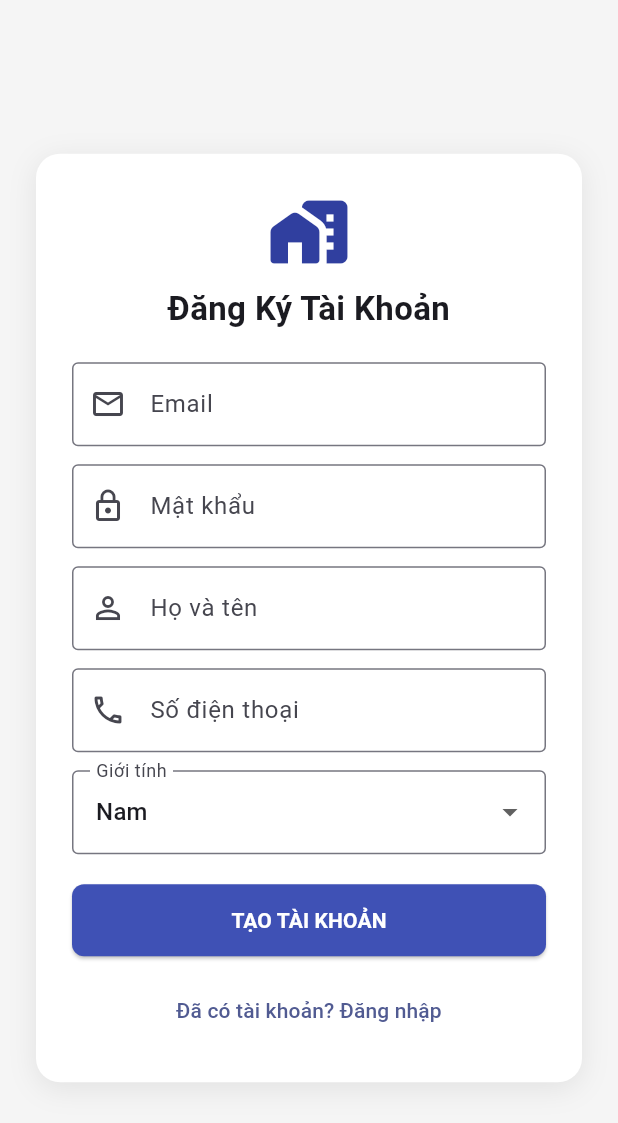
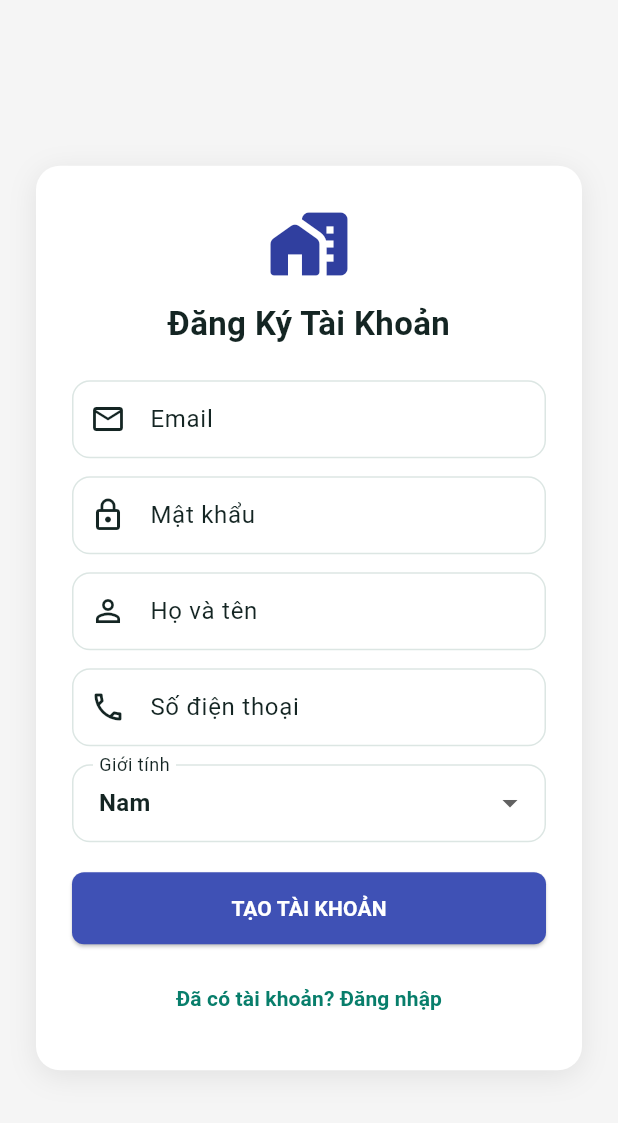
Before and after one commit to PHamHuy-23/Roomate-and-matching-app, a Flutter app: the screen it shows after launch, after a tap on "Chưa có tài khoản? Đăng ký ngay", on a phone screen of 412 x 824 dp. Shown: the top 1123 px of the screen. Run offline on Flutter 3.47's test engine with Material 3 defaults, Android fonts, the phone set to English and light mode, and no system bars; accounts and stored records are empty; network calls fail; Roboto replaces fonts that are missing (Be Vietnam Pro).

Commit message:
feat(ui): add Roommate Hub design handoff and theme

```diff
--- /dev/null
+++ b/docs/design-tokens/roommate-hub.tokens.json
@@ -0,0 +1,34 @@
+{
+  "$schema": "https://design-tokens.github.io/community-group/format/",
+  "color": {
+    "canvas": { "$type": "color", "$value": "#F5F8F7" },
+    "surface": { "$type": "color", "$value": "#FFFFFF" },
+    "text-primary": { "$type": "color", "$value": "#142523" },
+    "text-secondary": { "$type": "color", "$value": "#52625F" },
+    "border": { "$type": "color", "$value": "#DCE6E3" },
+    "primary": { "$type": "color", "$value": "#087E6B" },
+    "primary-soft": { "$type": "color", "$value": "#EAF8F5" },
+    "primary-soft-strong": { "$type": "color", "$value": "#CDEFE7" },
+    "accent": { "$type": "color", "$value": "#F36F56" },
+    "accent-soft": { "$type": "color", "$value": "#FFF1ED" },
+    "success": { "$type": "color", "$value": "#2E9C65" },
+    "warning": { "$type": "color", "$value": "#E99A21" },
+    "danger": { "$type": "color", "$value": "#D9485F" }
+  },
+  "spacing": {
+    "xs": { "$type": "dimension", "$value": "4px" },
+    "sm": { "$type": "dimension", "$value": "8px" },
+    "md": { "$type": "dimension", "$value": "12px" },
+    "lg": { "$type": "dimension", "$value": "16px" },
+    "xl": { "$type": "dimension", "$value": "24px" },
+    "2xl": { "$type": "dimension", "$value": "32px" },
+    "3xl": { "$type": "dimension", "$value": "48px" }
+  },
+  "radius": {
+    "sm": { "$type": "dimension", "$value": "8px" },
+    "md": { "$type": "dimension", "$value": "12px" },
+    "lg": { "$type": "dimension", "$value": "16px" },
+    "xl": { "$type": "dimension", "$value": "24px" },
+    "full": { "$type": "dimension", "$value": "999px" }
+  }
+}
--- a/frontend/lib/main.dart
+++ b/frontend/lib/main.dart
@@ -4,6 +4,7 @@ import 'package:provider/provider.dart';
 import 'navigation/app_routes.dart';
 import 'services/api_service.dart';
 import 'state/auth_session.dart';
+import 'theme/roommate_hub_theme.dart';
 
 final GlobalKey<NavigatorState> appNavigatorKey = GlobalKey<NavigatorState>();
 final GlobalKey<ScaffoldMessengerState> appScaffoldMessengerKey =
@@ -35,10 +36,7 @@ class RoommateHubApp extends StatelessWidget {
         scaffoldMessengerKey: appScaffoldMessengerKey,
         title: 'Roommate Hub',
         debugShowCheckedModeBanner: false,
-        theme: ThemeData(
-          colorScheme: ColorScheme.fromSeed(seedColor: Colors.indigo),
-          useMaterial3: true,
-        ),
+        theme: RoommateHubTheme.light,
         initialRoute: AppRoutes.login,
         onGenerateRoute: AppRoutes.onGenerateRoute,
       ),
--- /dev/null
+++ b/frontend/lib/theme/roommate_hub_theme.dart
@@ -0,0 +1,175 @@
+import 'package:flutter/material.dart';
+
+abstract final class RoommateHubColors {
+  static const Color canvas = Color(0xFFF5F8F7);
+  static const Color surface = Color(0xFFFFFFFF);
+  static const Color ink = Color(0xFF142523);
+  static const Color textSecondary = Color(0xFF52625F);
+  static const Color border = Color(0xFFDCE6E3);
+  static const Color primary = Color(0xFF087E6B);
+  static const Color primaryContainer = Color(0xFFEAF8F5);
+  static const Color primaryContainerStrong = Color(0xFFCDEFE7);
+  static const Color accent = Color(0xFFF36F56);
+  static const Color accentContainer = Color(0xFFFFF1ED);
+  static const Color success = Color(0xFF2E9C65);
+  static const Color warning = Color(0xFFE99A21);
+  static const Color danger = Color(0xFFD9485F);
+}
+
+abstract final class RoommateHubSpacing {
+  static const double xs = 4;
+  static const double sm = 8;
+  static const double md = 12;
+  static const double lg = 16;
+  static const double xl = 24;
+  static const double xxl = 32;
+  static const double xxxl = 48;
+}
+
+abstract final class RoommateHubRadius {
+  static const double sm = 8;
+  static const double md = 12;
+  static const double lg = 16;
+  static const double xl = 24;
+  static const double full = 999;
+}
+
+abstract final class RoommateHubTheme {
+  static ThemeData get light {
+    const colorScheme = ColorScheme.light(
+      primary: RoommateHubColors.primary,
+      onPrimary: Colors.white,
+      primaryContainer: RoommateHubColors.primaryContainer,
+      onPrimaryContainer: RoommateHubColors.primary,
+      secondary: RoommateHubColors.accent,
+      onSecondary: Colors.white,
+      secondaryContainer: RoommateHubColors.accentContainer,
+      onSecondaryContainer: RoommateHubColors.danger,
+      error: RoommateHubColors.danger,
+      onError: Colors.white,
+      surface: RoommateHubColors.surface,
+      onSurface: RoommateHubColors.ink,
+      outline: RoommateHubColors.border,
+    );
+
+    const textTheme = TextTheme(
+      displaySmall: TextStyle(
+        fontSize: 32,
+        height: 1.25,
+        fontWeight: FontWeight.w700,
+        color: RoommateHubColors.ink,
+      ),
+      headlineSmall: TextStyle(
+        fontSize: 24,
+        height: 1.33,
+        fontWeight: FontWeight.w700,
+        color: RoommateHubColors.ink,
+      ),
+      titleLarge: TextStyle(
+        fontSize: 20,
+        height: 1.4,
+        fontWeight: FontWeight.w600,
+        color: RoommateHubColors.ink,
+      ),
+      titleMedium: TextStyle(
+        fontSize: 16,
+        height: 1.5,
+        fontWeight: FontWeight.w600,
+        color: RoommateHubColors.ink,
+      ),
+      bodyMedium: TextStyle(
+        fontSize: 14,
+        height: 1.57,
+        color: RoommateHubColors.ink,
+      ),
+      bodySmall: TextStyle(
+        fontSize: 12,
+        height: 1.5,
+        color: RoommateHubColors.textSecondary,
+      ),
+      labelLarge: TextStyle(
+        fontSize: 14,
+        height: 1.43,
+        fontWeight: FontWeight.w600,
+      ),
+    );
+
+    return ThemeData(
+      useMaterial3: true,
+      colorScheme: colorScheme,
+      scaffoldBackgroundColor: RoommateHubColors.canvas,
+      fontFamily: 'Be Vietnam Pro',
+      textTheme: textTheme,
+      appBarTheme: const AppBarTheme(
+        backgroundColor: RoommateHubColors.canvas,
+        foregroundColor: RoommateHubColors.ink,
+        centerTitle: false,
+        elevation: 0,
+        surfaceTintColor: Colors.transparent,
+      ),
+      cardTheme: const CardThemeData(
+        color: RoommateHubColors.surface,
+        elevation: 0,
+        margin: EdgeInsets.zero,
+        shape: RoundedRectangleBorder(
+          borderRadius: BorderRadius.all(Radius.circular(RoommateHubRadius.lg)),
+          side: BorderSide(color: RoommateHubColors.border),
+        ),
+      ),
+      filledButtonTheme: FilledButtonThemeData(
+        style: FilledButton.styleFrom(
+          minimumSize: const Size(48, 48),
+          padding: const EdgeInsets.symmetric(horizontal: 20, vertical: 13),
+          shape: RoundedRectangleBorder(
+            borderRadius: BorderRadius.circular(RoommateHubRadius.md),
+          ),
+          textStyle: textTheme.labelLarge,
+        ),
+      ),
+      outlinedButtonTheme: OutlinedButtonThemeData(
+        style: OutlinedButton.styleFrom(
+          minimumSize: const Size(48, 48),
+          padding: const EdgeInsets.symmetric(horizontal: 20, vertical: 13),
+          side: const BorderSide(color: RoommateHubColors.primary),
+          shape: RoundedRectangleBorder(
+            borderRadius: BorderRadius.circular(RoommateHubRadius.md),
+          ),
+          textStyle: textTheme.labelLarge,
+        ),
+      ),
+      inputDecorationTheme: const InputDecorationTheme(
+        filled: true,
+        fillColor: RoommateHubColors.surface,
+        contentPadding: EdgeInsets.symmetric(horizontal: 14, vertical: 14),
+        border: OutlineInputBorder(
+          borderRadius: BorderRadius.all(Radius.circular(RoommateHubRadius.md)),
+          borderSide: BorderSide(color: RoommateHubColors.border),
+        ),
+        enabledBorder: OutlineInputBorder(
+          borderRadius: BorderRadius.all(Radius.circular(RoommateHubRadius.md)),
+          borderSide: BorderSide(color: RoommateHubColors.border),
+        ),
+        focusedBorder: OutlineInputBorder(
+          borderRadius: BorderRadius.all(Radius.circular(RoommateHubRadius.md)),
+          borderSide: BorderSide(color: RoommateHubColors.primary, width: 2),
+        ),
+        errorBorder: OutlineInputBorder(
+          borderRadius: BorderRadius.all(Radius.circular(RoommateHubRadius.md)),
+          borderSide: BorderSide(color: RoommateHubColors.danger),
+        ),
+      ),
+      navigationBarTheme: const NavigationBarThemeData(
+        backgroundColor: RoommateHubColors.surface,
+        indicatorColor: RoommateHubColors.primaryContainer,
+        labelTextStyle: WidgetStatePropertyAll(
+          TextStyle(fontSize: 11, fontWeight: FontWeight.w600),
+        ),
+      ),
+      snackBarTheme: const SnackBarThemeData(
+        behavior: SnackBarBehavior.floating,
+        backgroundColor: RoommateHubColors.ink,
+        contentTextStyle: TextStyle(color: Colors.white),
+      ),
+    );
+  }
+}
```
Also changed, not shown: docs/design-assets/roommate-hub-app-icon.svg (added), 1 other file.
